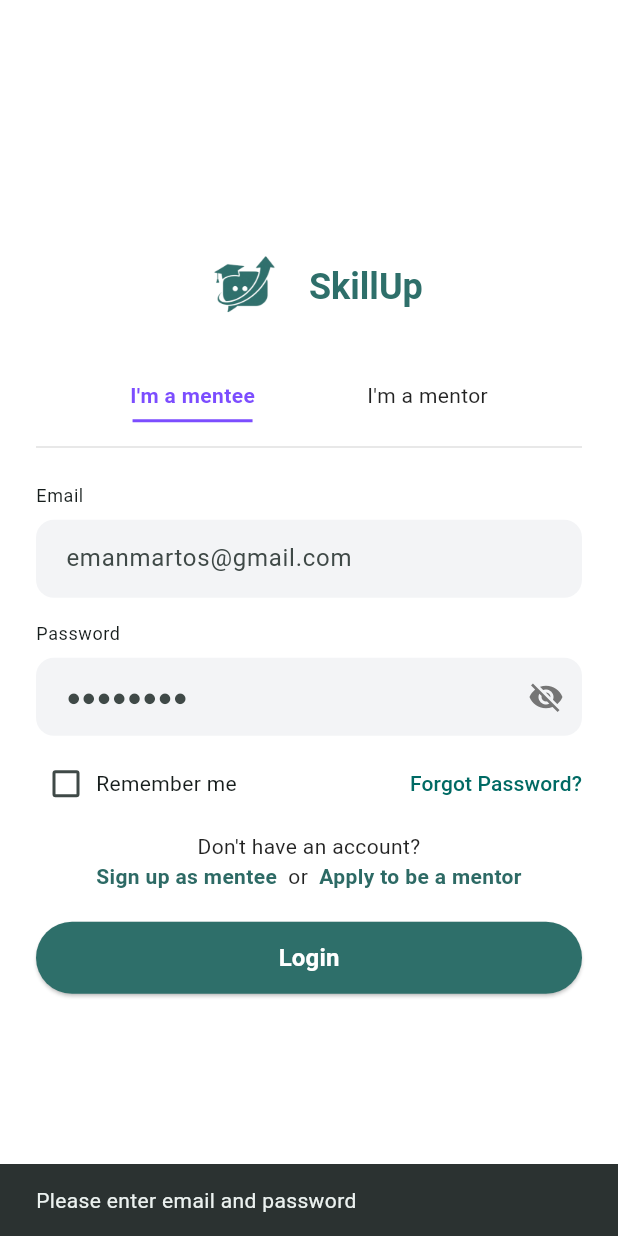
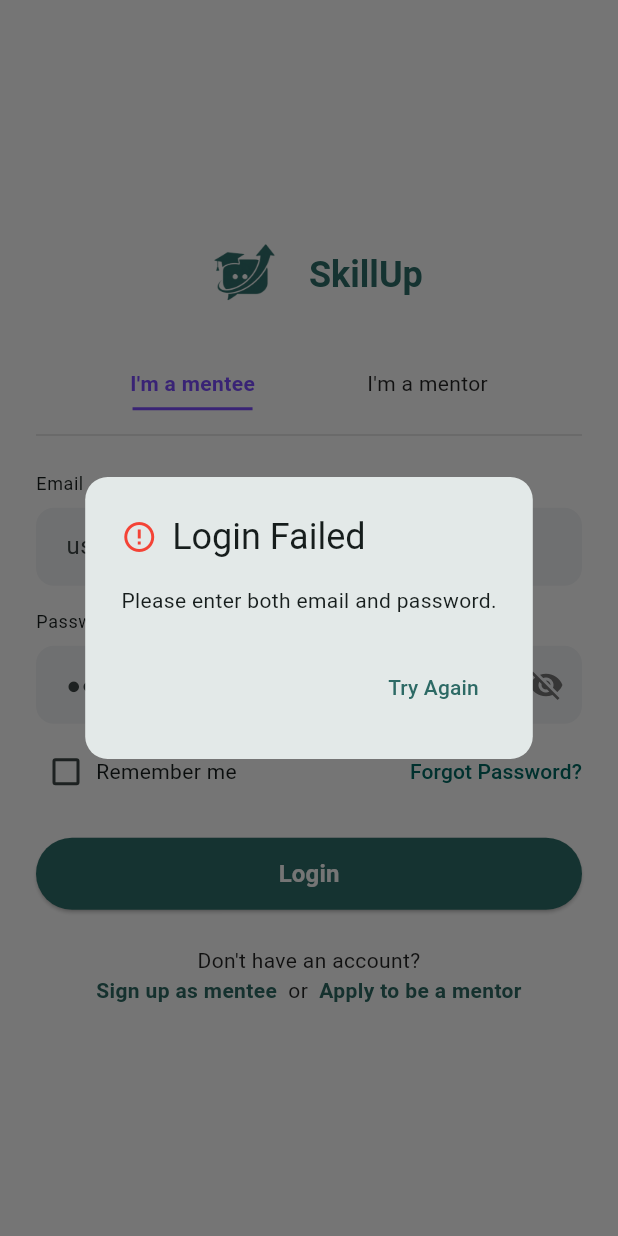
Before and after one commit to gguibone142629tc-rgb/Skill-Up-, a Flutter app: the screen it shows after launch, after a tap on "Login", on a phone screen of 412 x 824 dp. Run offline on Flutter 3.47's test engine with Material 3 defaults, Android fonts, the phone set to English and light mode, and no system bars; our stand-ins replace cloud_firestore, firebase_auth, firebase_core, firebase_storage, flutter_svg, image_picker; accounts and stored records are empty.

Commit message:
Login Role Fixed

```diff
--- a/lib/login/pages/login_page.dart
+++ b/lib/login/pages/login_page.dart
@@ -1,14 +1,14 @@
 import 'package:flutter/gestures.dart';
 import 'package:flutter/material.dart';
+import 'package:firebase_auth/firebase_auth.dart';
+import 'package:cloud_firestore/cloud_firestore.dart';
 
-// --- IMPORTS ---
+// --- YOUR PROJECT IMPORTS ---
 import 'package:finaproj/common/auth_text_field.dart';
 import 'package:finaproj/common/primary_button.dart';
 import 'package:finaproj/mentor_sign/pages/mentor_signup_page.dart';
 import 'package:finaproj/student_sign/pages/signup_page.dart';
 import 'package:finaproj/services/auth_service.dart';
-
-// ⚠️ IMPORTANT: Import your Home Page here so we can navigate to it directly
 import 'package:finaproj/home_page/pages/home_page.dart';
 
 import '../widgets/login/login_logo.dart';
@@ -38,43 +38,76 @@
     super.dispose();
   }
 
+  // Helper to show the popup
+  void _showErrorDialog(String message) {
+    showDialog(
+      context: context,
+      builder: (ctx) => AlertDialog(
+        shape: RoundedRectangleBorder(borderRadius: BorderRadius.circular(15)),
+        title: const Row(
+          children: [
+            Icon(Icons.error_outline, color: Colors.red),
+            SizedBox(width: 10),
+            Text("Login Failed"),
+          ],
+        ),
+        content: Text(message),
+        actions: [
+          TextButton(
+            onPressed: () => Navigator.of(ctx).pop(),
+            child: const Text("Try Again", style: TextStyle(color: Color(0xFF2D6A65))),
+          ),
+        ],
+      ),
+    );
+  }
+
   Future<void> _handleLogin() async {
-    // 1. Validate Input
     if (_emailController.text.trim().isEmpty || _passwordController.text.trim().isEmpty) {
-      ScaffoldMessenger.of(context).showSnackBar(
-        const SnackBar(content: Text("Please enter email and password")),
-      );
+      _showErrorDialog("Please enter both email and password.");
       return;
     }
 
     setState(() => _isLoading = true);
 
     try {
-      // 2. Perform Login
-      await _authService.login(
+      // 1. Authenticate
+      UserCredential? userCredential = await _authService.login(
         _emailController.text.trim(),
         _passwordController.text.trim(),
       );
 
       if (mounted) {
-        // 3. SUCCESS! Navigate to Home Page Directly
-        // We use MaterialPageRoute instead of '/home' to avoid "Route Not Found" errors.
-        Navigator.pushAndRemoveUntil(
-          context,
-          MaterialPageRoute(builder: (context) => const HomePage()),
-          (route) => false,
-        );
+        // 2. Fetch the user's document
+        final userDoc = await FirebaseFirestore.instance
+            .collection('users')
+            .doc(userCredential.user!.uid)
+            .get();
+
+        if (!userDoc.exists) {
+          throw "User profile not found.";
+        }
+
+        String actualRole = userDoc.data()?['role'] ?? "";
+        // Mapping UI selection: 0 is student (mentee), 1 is mentor
+        String selectedRoleString = _selectedRole == 0 ? "student" : "mentor";
+
+        // 3. Compare Roles (using lowercase to avoid mismatch)
+        if (actualRole.toLowerCase() == selectedRoleString.toLowerCase()) {
+          Navigator.pushAndRemoveUntil(
+            context,
+            MaterialPageRoute(builder: (context) => const HomePage()),
+            (route) => false,
+          );
+        } else {
+          // Wrong Role: Must sign out immediately
+          await _authService.signOut();
+          _showErrorDialog("Access Denied: You are registered as a $actualRole. Please select the correct role above.");
+        }
       }
-
     } catch (e) {
-      if (mounted) {
-        ScaffoldMessenger.of(context).showSnackBar(
-          SnackBar(
-            content: Text("Login Failed: ${e.toString()}"),
-            backgroundColor: Colors.red,
-          ),
-        );
-      }
+      // Catching Firebase Auth errors (wrong password, etc.)
+      _showErrorDialog("Incorrect credentials. Please check your email and password.");
     } finally {
       if (mounted) setState(() => _isLoading = false);
     }
@@ -108,7 +141,7 @@
                   AuthTextField(
                     label: 'Email',
                     controller: _emailController,
-                    hintText: 'emanmartos@gmail.com',
+                    hintText: 'user@example.com',
                     keyboardType: TextInputType.emailAddress,
                   ),
                   const SizedBox(height: 16),
@@ -128,62 +161,43 @@
                     onForgot: () {},
                   ),
 
-                  const SizedBox(height: 8),
+                  const SizedBox(height: 20),
+                  _isLoading
+                    ? const Center(child: CircularProgressIndicator(color: accent))
+                    : PrimaryButton(
+                        label: 'Login',
+                        onPressed: _handleLogin,
+                      ),
+
+                  const SizedBox(height: 24),
                   Center(
                     child: RichText(
+                      textAlign: TextAlign.center,
                       text: TextSpan(
-                        style: theme.textTheme.bodyMedium?.copyWith(
-                          color: Colors.black87,
-                        ),
+                        style: theme.textTheme.bodyMedium?.copyWith(color: Colors.black87),
                         children: [
                           const TextSpan(text: "Don't have an account?\n"),
                           TextSpan(
                             text: 'Sign up as mentee',
-                            style: const TextStyle(
-                              color: accent,
-                              fontWeight: FontWeight.w600,
-                            ),
+                            style: const TextStyle(color: accent, fontWeight: FontWeight.w600),
                             recognizer: TapGestureRecognizer()
                               ..onTap = () {
-                                Navigator.push(
-                                  context,
-                                  MaterialPageRoute(
-                                    builder: (context) => const SignUpPage(),
-                                  ),
-                                );
+                                Navigator.push(context, MaterialPageRoute(builder: (context) => const SignUpPage()));
                               },
                           ),
                           const TextSpan(text: '  or  '),
                           TextSpan(
                             text: 'Apply to be a mentor',
-                            style: const TextStyle(
-                              color: accent,
-                              fontWeight: FontWeight.w600,
-                            ),
+                            style: const TextStyle(color: accent, fontWeight: FontWeight.w600),
                             recognizer: TapGestureRecognizer()
                               ..onTap = () {
-                                Navigator.push(
-                                  context,
-                                  MaterialPageRoute(
-                                    builder: (context) =>
-                                        const MentorSignUpPage(),
-                                  ),
-                                );
+                                Navigator.push(context, MaterialPageRoute(builder: (context) => const MentorSignUpPage()));
                               },
                           ),
                         ],
                       ),
-                      textAlign: TextAlign.center,
                     ),
                   ),
-
-                  const SizedBox(height: 20),
-                  _isLoading
-                    ? const Center(child: CircularProgressIndicator())
-                    : PrimaryButton(
-                        label: 'Login',
-                        onPressed: _handleLogin,
-                      ),
                 ],
               ),
             ),
```
Also changed, not shown: pubspec.lock.
